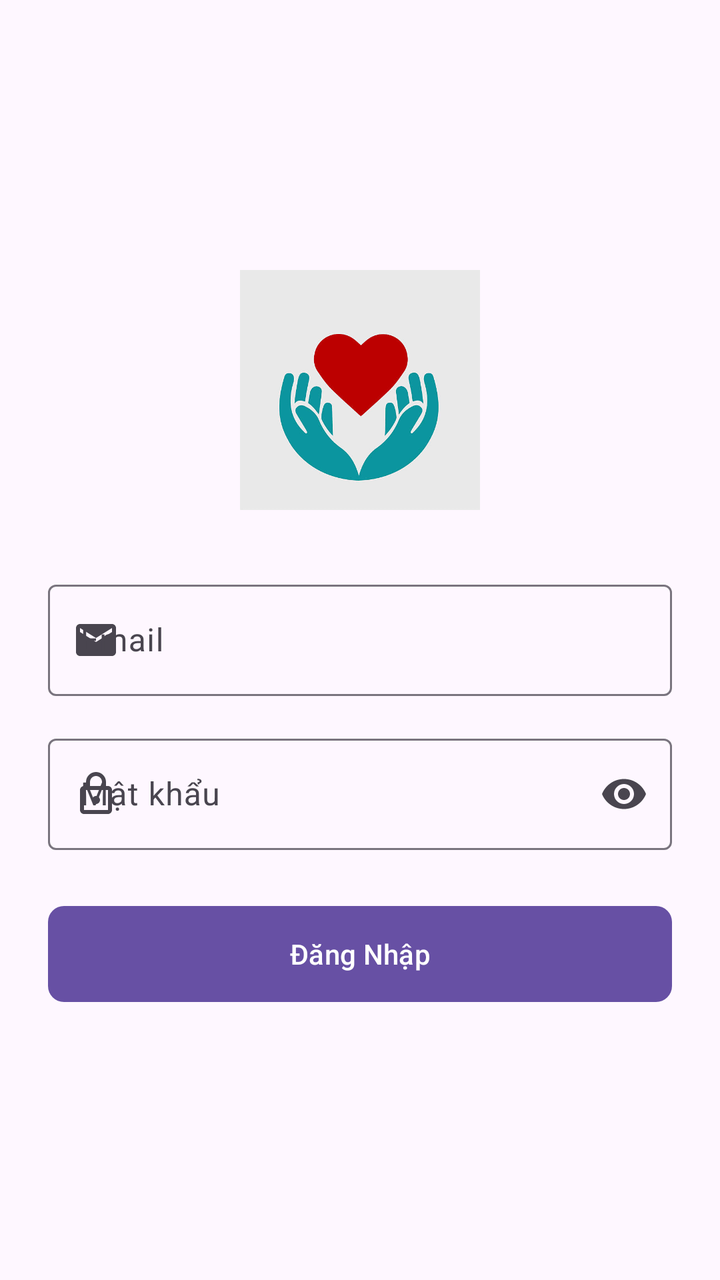
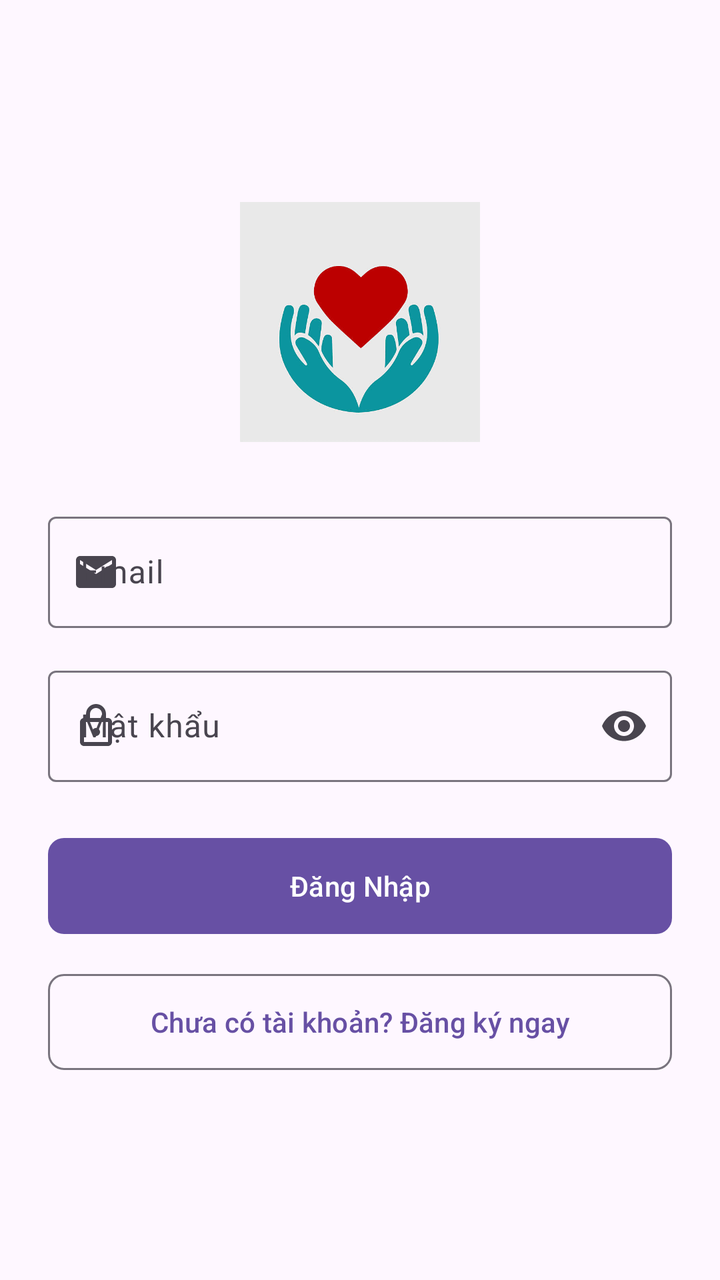

The first picture is an Android layout as it rendered before a commit; the second is the same layout after the commit. The layout source and the unified diff follow.
<!-- AndroidManifest.xml: application theme Theme.Crowdfunding -->
<!-- res/layout/activity_login.xml -->
<?xml version="1.0" encoding="utf-8"?>
<LinearLayout xmlns:android="http://schemas.android.com/apk/res/android"
    xmlns:app="http://schemas.android.com/apk/res-auto"
    android:layout_width="match_parent"
    android:layout_height="match_parent"
    android:orientation="vertical"
    android:padding="24dp"
    android:gravity="center">

    <ImageView
        android:layout_width="120dp"
        android:layout_height="120dp"
        android:src="@drawable/ic_charity_logo"
        android:layout_marginBottom="32dp"/>

    <com.google.android.material.textfield.TextInputLayout
        android:layout_width="match_parent"
        android:layout_height="wrap_content"
        android:hint="Email"
        app:startIconDrawable="@drawable/ic_email">
        <com.google.android.material.textfield.TextInputEditText
            android:id="@+id/etEmail"
            android:inputType="textEmailAddress"
            android:layout_width="match_parent"
            android:layout_height="wrap_content"/>
    </com.google.android.material.textfield.TextInputLayout>

    <com.google.android.material.textfield.TextInputLayout
        android:layout_width="match_parent"
        android:layout_height="wrap_content"
        android:hint="Mật khẩu"
        android:layout_marginTop="16dp"
        app:endIconMode="password_toggle"
        app:startIconDrawable="@drawable/ic_lock">
        <com.google.android.material.textfield.TextInputEditText
            android:id="@+id/etPassword"
            android:inputType="textPassword"
            android:layout_width="match_parent"
            android:layout_height="wrap_content"/>
    </com.google.android.material.textfield.TextInputLayout>

    <com.google.android.material.button.MaterialButton
        android:id="@+id/btnLogin"
        android:layout_width="match_parent"
        android:layout_height="56dp"
        android:text="Đăng Nhập"
        android:layout_marginTop="24dp"
        app:cornerRadius="8dp"/>
</LinearLayout>
<!-- resources referenced by this layout -->
<resources>
  <!-- drawable ic_charity_logo: jpg bitmap (drawable, 24034 bytes) -->
  <!-- drawable ic_email (drawable) -->
  <vector xmlns:android="http://schemas.android.com/apk/res/android"
      android:width="24dp"
      android:height="24dp"
      android:viewportWidth="24"
      android:viewportHeight="24">
    <path
        android:fillColor="#FF000000"
        android:pathData="M20,4H4c-1.1,0 -1.99,0.9 -1.99,2L2,18c0,1.1 0.9,2 2,2h16c1.1,0 2,-0.9 2,-2V6c0,-1.1 -0.9,-2 -2,-2zm0,4l-8,5 -8,-5V6l8,5 8,-5v2z"/>
  </vector>
  <!-- drawable ic_lock (drawable) -->
  <vector xmlns:android="http://schemas.android.com/apk/res/android"
      android:width="24dp"
      android:height="24dp"
      android:viewportWidth="24"
      android:viewportHeight="24">
    <path
        android:fillColor="#FF000000"
        android:pathData="M18,8h-1V6c0,-2.76 -2.24,-5 -5,-5S7,3.24 7,6v2H6c-1.1,0 -2,0.9 -2,2v10c0,1.1 0.9,2 2,2h12c1.1,0 2,-0.9 2,-2V10c0,-1.1 -0.9,-2 -2,-2zM9,6c0,-1.66 1.34,-3 3,-3s3,1.34 3,3v2H9V6zm9,14H6V10h12v10zm-6,-3c1.1,0 2,-0.9 2,-2s-0.9,-2 -2,-2 -2,0.9 -2,2 0.9,2 2,2z"/>
  </vector>
  <style name="Theme.Crowdfunding" parent="Base.Theme.Crowdfunding" />
  <style name="Base.Theme.Crowdfunding" parent="Theme.Material3.DayNight.NoActionBar">
          
          
      </style>
</resources>

<!-- the commit's change to res/layout/activity_login.xml (unified diff, before → after) -->
@@ -18,8 +18,10 @@
         android:layout_height="wrap_content"
         android:hint="Email"
         app:startIconDrawable="@drawable/ic_email">
+
+        
         <com.google.android.material.textfield.TextInputEditText
-            android:id="@+id/etEmail"
+            android:id="@+id/edtEmail"
             android:inputType="textEmailAddress"
             android:layout_width="match_parent"
             android:layout_height="wrap_content"/>
@@ -32,8 +34,10 @@
         android:layout_marginTop="16dp"
         app:endIconMode="password_toggle"
         app:startIconDrawable="@drawable/ic_lock">
+
+        
         <com.google.android.material.textfield.TextInputEditText
-            android:id="@+id/etPassword"
+            android:id="@+id/edtPassword"
             android:inputType="textPassword"
             android:layout_width="match_parent"
             android:layout_height="wrap_content"/>
@@ -46,4 +50,14 @@
         android:text="Đăng Nhập"
         android:layout_marginTop="24dp"
         app:cornerRadius="8dp"/>
+
+    <com.google.android.material.button.MaterialButton
+        android:id="@+id/btnGoToRegister"
+        style="?attr/materialButtonOutlinedStyle"
+        android:layout_width="match_parent"
+        android:layout_height="56dp"
+        android:text="Chưa có tài khoản? Đăng ký ngay"
+        android:layout_marginTop="12dp"
+        app:cornerRadius="8dp"/>
+
 </LinearLayout>
